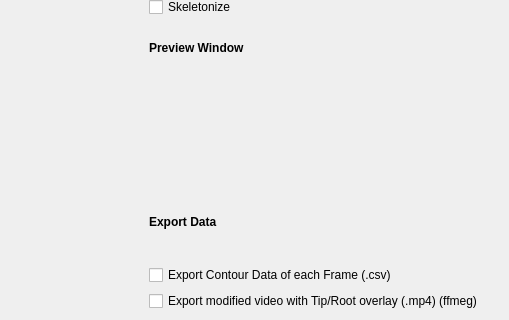
prajwaltr93/Image-Processing-Util, file form.ui: the form before one commit; both pictures show x 668 to 1177 and y 310 to 630 of the 1177 by 714 pixel window.
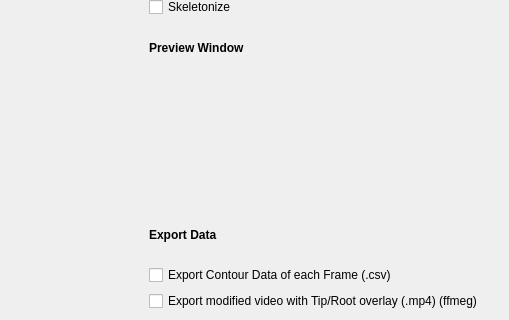
The form after the commit.

Commit message:
add: works like a charm !!
- handle videoFrame resize event
- everything else working fine

Patch:
```diff
--- a/form.ui
+++ b/form.ui
@@ -265,18 +265,9 @@
           </widget>
          </item>
          <item>
-          <widget class="QWidget" name="PreviewWindow" native="true">
-           <property name="minimumSize">
-            <size>
-             <width>100</width>
-             <height>100</height>
-            </size>
-           </property>
-           <property name="maximumSize">
-            <size>
-             <width>100000</width>
-             <height>100</height>
-            </size>
+          <widget class="QLabel" name="PreviewWindow">
+           <property name="text">
+            <string/>
            </property>
           </widget>
          </item>
```
The commit also changes 2 other files.
